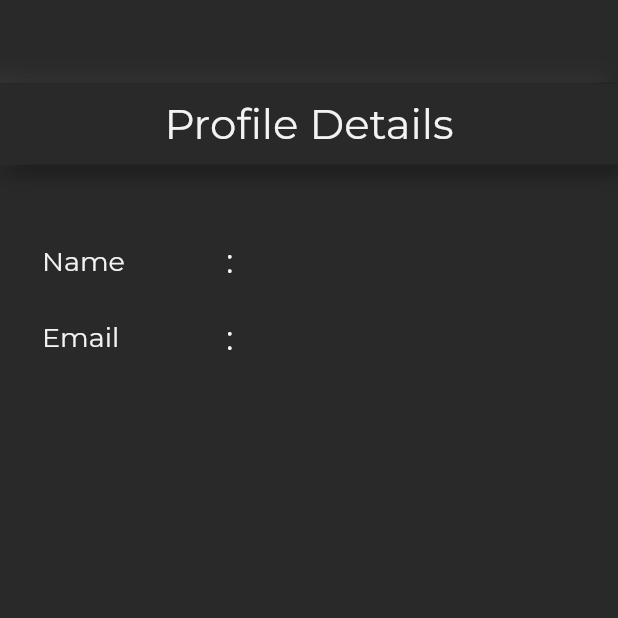
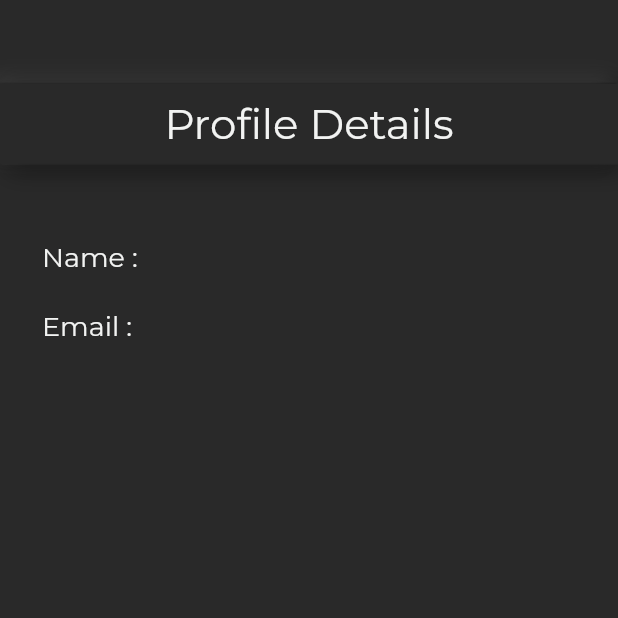
Before and after one commit to mariganesh55/locker, a Flutter app: the MyProfileScreen screen opened directly, on a phone screen of 412 x 824 dp, the top half of it. Run offline on Flutter 3.47's test engine with Material 2 defaults, Android fonts, the phone set to English and light mode, and no system bars; our stand-ins replace get, google_fonts, google_sign_in, package_info_plus, page_transition, shared_preferences and 1 more; missing offline and left inert: google_sign_in_web, package_info_plus_web, shared_preferences_web, sign_in_with_apple_web; accounts and stored records are empty; network calls fail.

Commit message:
Bug fixes

```diff
--- a/lib/features/lockers/presentation/pages/add_locker_screen.dart
+++ b/lib/features/lockers/presentation/pages/add_locker_screen.dart
@@ -92,7 +92,8 @@ class _AddLockersScreenState extends State<AddLockersScreen> {
                                   List<AllLockerResponse> lockersList = [];
                                   for (var locker in snapShot.data!) {
                                     print(locker);
-                                    if (locker.user == '') {
+                                    if (locker.user == '' ||
+                                        locker.user == "null") {
                                       lockersList.add(locker);
                                     }
                                   }
--- a/lib/features/profile/presentation/pages/my_profile_screen.dart
+++ b/lib/features/profile/presentation/pages/my_profile_screen.dart
@@ -94,7 +94,9 @@ class _MyProfileScreenState extends State<MyProfileScreen> {
                                   // infoRowWidget(
                                   //     label: 'Last Name', value: data.username),
                                   infoRowWidget(
-                                      label: 'Email', value: email ?? ''),
+                                    label: 'Email',
+                                    value: email ?? '',
+                                  ),
                                 ],
                               );
                             } else {
@@ -508,18 +510,16 @@ class _MyProfileScreenState extends State<MyProfileScreen> {
       child: Row(
         mainAxisAlignment: MainAxisAlignment.start,
         children: [
-          Expanded(
-            child: Text(label,
-                style: TextStyle(
-                  fontSize: 18,
-                  fontWeight: FontWeight.w400,
-                  color: AppColors.textGrey,
-                )),
-          ),
+          Text(label,
+              style: TextStyle(
+                fontSize: 18,
+                fontWeight: FontWeight.w400,
+                color: AppColors.textGrey,
+              )),
           Text(
-            '   :   ',
+            ' : ',
             style: TextStyle(
-              fontSize: 22,
+              fontSize: 18,
               fontWeight: FontWeight.w400,
               color: AppColors.textGrey,
             ),
@@ -528,6 +528,7 @@ class _MyProfileScreenState extends State<MyProfileScreen> {
               flex: 2,
               child: Text(
                 value,
+                softWrap: true,
                 style: TextStyle(
                   fontSize: 18,
                   fontWeight: FontWeight.w400,
```
Also changed, not shown: lib/features/login/presentation/pages/login_screen.dart (+48 -24 lines), 3 other files.
